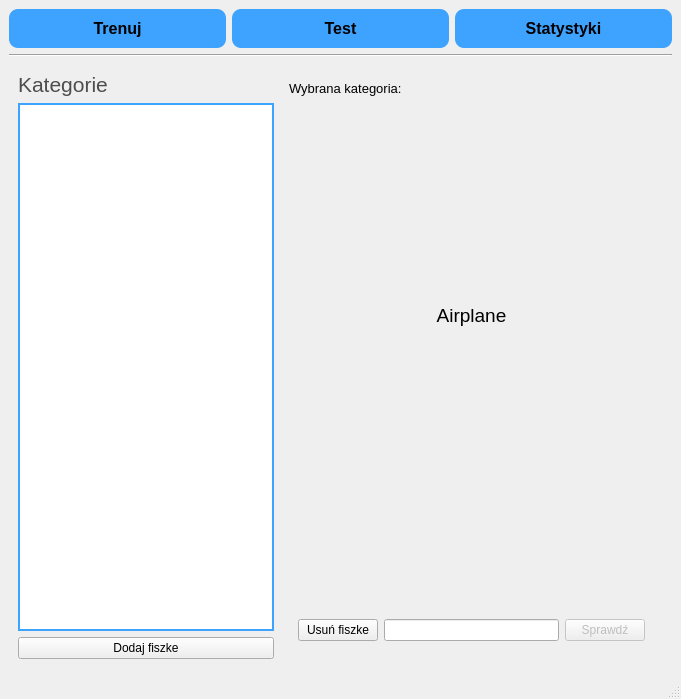
Old version of the form flashcards.ui in the repository xDepcio/projekt-studia-flashcards.
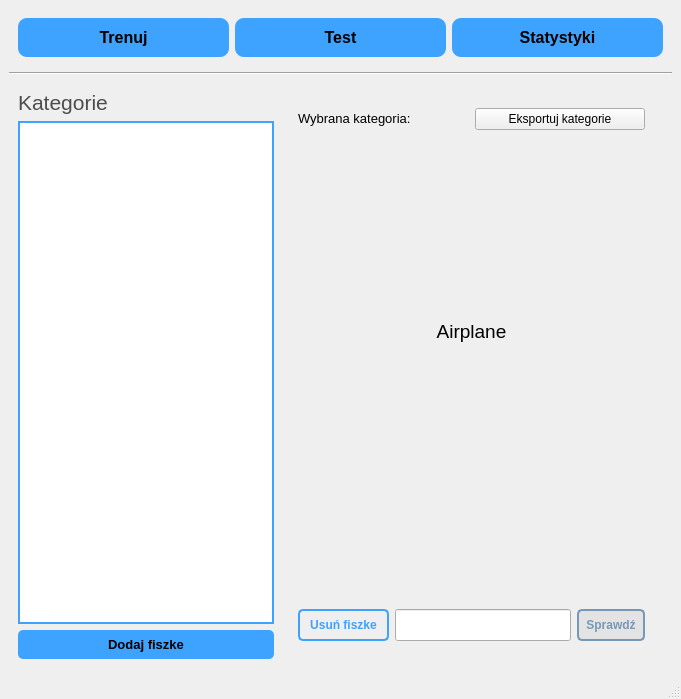
New version of the form. The open tabs and pages were chosen to show the change. Icons and pictures are not drawn.

```diff
--- a/flashcards.ui
+++ b/flashcards.ui
@@ -23,6 +23,26 @@
       <item>
        <layout class="QHBoxLayout" name="horizontalLayout">
         <item>
+         <widget class="QWidget" name="widget_15" native="true">
+          <property name="styleSheet">
+           <string notr="true">QPushButton {
+	background-color: rgb(62, 162, 255);
+	border: none;
+	color: &quot;white&quot;;
+	padding-bottom: 10px;
+	padding-top: 10px;
+	border-radius: 9;
+	font-weight: 500;
+	font-size: 16px;
+	transition-duration: 1s;
+}
+
+QPushButton:hover {
+	background-color: rgb(42, 142, 255);
+}</string>
+          </property>
+          <layout class="QHBoxLayout" name="horizontalLayout_17">
+           <item>
          <widget class="QPushButton" name="trainButton">
           <property name="font">
            <font>
@@ -35,14 +55,7 @@
            <cursorShape>PointingHandCursor</cursorShape>
           </property>
           <property name="styleSheet">
-           <string notr="true">background-color: rgb(62, 162, 255);
-border: none;
-color: &quot;white&quot;;
-padding-bottom: 10px;
-padding-top: 10px;
-border-radius: 9;
-font-weight: 500;
-font-size: 16px;</string>
+              <string notr="true"/>
           </property>
           <property name="text">
            <string>Trenuj</string>
@@ -55,14 +68,7 @@
            <cursorShape>PointingHandCursor</cursorShape>
           </property>
           <property name="styleSheet">
-           <string notr="true">background-color: rgb(62, 162, 255);
-border: none;
-color: &quot;white&quot;;
-padding-bottom: 10px;
-padding-top: 10px;
-border-radius: 9;
-font-weight: 500;
-font-size: 16px;</string>
+              <string notr="true"/>
           </property>
           <property name="text">
            <string>Test</string>
@@ -75,14 +81,7 @@
            <cursorShape>PointingHandCursor</cursorShape>
           </property>
           <property name="styleSheet">
-           <string notr="true">background-color: rgb(62, 162, 255);
-border: none;
-color: &quot;white&quot;;
-padding-bottom: 10px;
-padding-top: 10px;
-border-radius: 9;
-font-weight: 500;
-font-size: 16px</string>
+              <string notr="true"/>
           </property>
           <property name="text">
            <string>Statystyki</string>
@@ -90,6 +89,9 @@
          </widget>
         </item>
        </layout>
+         </widget>
+        </item>
+       </layout>
       </item>
       <item>
        <widget class="Line" name="line_2">
@@ -163,13 +165,67 @@
              </widget>
             </item>
             <item>
+             <widget class="QWidget" name="widget_16" native="true">
+              <property name="minimumSize">
+               <size>
+                <width>0</width>
+                <height>0</height>
+               </size>
+              </property>
+              <property name="font">
+               <font>
+                <pointsize>8</pointsize>
+               </font>
+              </property>
+              <property name="styleSheet">
+               <string notr="true">QPushButton {
+	background-color: rgb(62, 162, 255);
+	border: none;
+	color: &quot;white&quot;;
+	padding-bottom: 7px;
+	padding-top: 7px;
+	border-radius: 5;
+	font-weight: 500;
+	font-size: 13px;
+}
+
+QPushButton:hover {
+	background-color: rgb(42, 142, 255);
+}</string>
+              </property>
+              <layout class="QHBoxLayout" name="horizontalLayout_18">
+               <property name="spacing">
+                <number>0</number>
+               </property>
+               <property name="leftMargin">
+                <number>0</number>
+               </property>
+               <property name="topMargin">
+                <number>0</number>
+               </property>
+               <property name="rightMargin">
+                <number>0</number>
+               </property>
+               <property name="bottomMargin">
+                <number>0</number>
+               </property>
+               <item>
              <widget class="QPushButton" name="btnAddCard">
+                 <property name="cursor">
+                  <cursorShape>PointingHandCursor</cursorShape>
+                 </property>
+                 <property name="styleSheet">
+                  <string notr="true"/>
+                 </property>
               <property name="text">
                <string>Dodaj fiszke</string>
               </property>
              </widget>
             </item>
            </layout>
+             </widget>
+            </item>
+           </layout>
           </item>
           <item>
            <widget class="QWidget" name="widget" native="true">
@@ -178,6 +234,18 @@
             </property>
             <layout class="QVBoxLayout" name="verticalLayout_3">
              <item>
+              <widget class="QWidget" name="widgetCatExportLabel" native="true">
+               <property name="sizePolicy">
+                <sizepolicy hsizetype="Preferred" vsizetype="Maximum">
+                 <horstretch>0</horstretch>
+                 <verstretch>0</verstretch>
+                </sizepolicy>
+               </property>
+               <property name="styleSheet">
+                <string notr="true"/>
+               </property>
+               <layout class="QHBoxLayout" name="horizontalLayout_16">
+                <item>
               <widget class="QLabel" name="choosenCategoryHeader">
                <property name="sizePolicy">
                 <sizepolicy hsizetype="Preferred" vsizetype="Maximum">
@@ -196,6 +264,16 @@
               </widget>
              </item>
              <item>
+                 <widget class="QPushButton" name="btnExport">
+                  <property name="text">
+                   <string>Eksportuj kategorie</string>
+                  </property>
+                 </widget>
+                </item>
+               </layout>
+              </widget>
+             </item>
+             <item>
               <widget class="QLabel" name="cardName">
                <property name="font">
                 <font>
@@ -260,22 +338,140 @@
                  <height>0</height>
                 </size>
                </property>
+               <property name="cursor">
+                <cursorShape>PointingHandCursor</cursorShape>
+               </property>
+               <property name="styleSheet">
+                <string notr="true"/>
+               </property>
                <layout class="QHBoxLayout" name="horizontalLayout_3">
                 <item>
+                 <widget class="QWidget" name="widget_17" native="true">
+                  <property name="minimumSize">
+                   <size>
+                    <width>0</width>
+                    <height>0</height>
+                   </size>
+                  </property>
+                  <property name="styleSheet">
+                   <string notr="true">QPushButton {
+color: rgb(62, 162, 255);
+border-radius: 5px;
+background-color: 'white';
+border: 2px solid rgb(62, 162, 255);
+padding: 7px;
+padding-left: 10px;
+padding-right: 10px;
+font-weight: 500;
+}
+
+QPushButton:hover {
+color: rgb(203, 46, 46);
+border-color: rgb(203, 46, 46);
+}</string>
+                  </property>
+                  <layout class="QHBoxLayout" name="horizontalLayout_19">
+                   <property name="spacing">
+                    <number>0</number>
+                   </property>
+                   <property name="leftMargin">
+                    <number>0</number>
+                   </property>
+                   <property name="topMargin">
+                    <number>0</number>
+                   </property>
+                   <property name="rightMargin">
+                    <number>0</number>
+                   </property>
+                   <property name="bottomMargin">
+                    <number>0</number>
+                   </property>
+                   <item>
                  <widget class="QPushButton" name="btnDelCard">
+                     <property name="styleSheet">
+                      <string notr="true"/>
+                     </property>
                   <property name="text">
                    <string>Usuń fiszke</string>
                   </property>
                  </widget>
                 </item>
+                  </layout>
+                 </widget>
+                </item>
                 <item>
-                 <widget class="QLineEdit" name="answerInput"/>
+                 <widget class="QLineEdit" name="answerInput">
+                  <property name="sizePolicy">
+                   <sizepolicy hsizetype="Expanding" vsizetype="Minimum">
+                    <horstretch>0</horstretch>
+                    <verstretch>0</verstretch>
+                   </sizepolicy>
+                  </property>
+                  <property name="font">
+                   <font>
+                    <pointsize>11</pointsize>
+                   </font>
+                  </property>
+                 </widget>
                 </item>
+                <item>
+                 <widget class="QWidget" name="widget_18" native="true">
+                  <property name="minimumSize">
+                   <size>
+                    <width>0</width>
+                    <height>0</height>
+                   </size>
+                  </property>
+                  <property name="styleSheet">
+                   <string notr="true">QPushButton:enabled {
+color: rgb(62, 162, 255);
+border-radius: 5px;
+background-color: 'white';
+border: 2px solid rgb(62, 162, 255);
+padding: 7px;
+font-weight: 500;
+}
+
+QPushButton:disabled {
+color: rgb(62, 162, 255);
+border-radius: 5px;
+padding: 7px;
+font-weight: 500;
+border: 2px solid rgb(118, 152, 184);
+color: rgb(118, 152, 184);
+background-color: rgb(227, 227, 227);
+}
+
+QPushButton:hover {
+	background-color: rgb(42, 142, 255);
+	color: white;
+	border-color: rgb(42, 142, 255);
+}</string>
+                  </property>
+                  <layout class="QHBoxLayout" name="horizontalLayout_20">
+                   <property name="spacing">
+                    <number>0</number>
+                   </property>
+                   <property name="leftMargin">
+                    <number>0</number>
+                   </property>
+                   <property name="topMargin">
+                    <number>0</number>
+                   </property>
+                   <property name="rightMargin">
+                    <number>0</number>
+                   </property>
+                   <property name="bottomMargin">
+                    <number>0</number>
+                   </property>
                 <item>
                  <widget class="QPushButton" name="flashcardButton">
                   <property name="enabled">
                    <bool>false</bool>
                   </property>
+                     <property name="cursor">
+                      <cursorShape>PointingHandCursor</cursorShape>
+                     </property>
                   <property name="text">
                    <string>Sprawdź</string>
                   </property>
@@ -289,6 +485,9 @@
           </item>
          </layout>
         </widget>
+          </item>
+         </layout>
+        </widget>
         <widget class="QWidget" name="page_2">
          <layout class="QVBoxLayout" name="verticalLayout_6">
           <item>
@@ -636,7 +835,7 @@
              <bool>false</bool>
             </property>
             <property name="currentIndex">
-             <number>0</number>
+             <number>2</number>
             </property>
             <widget class="QWidget" name="page_4">
              <layout class="QVBoxLayout" name="verticalLayout_5">
```
Lines whose indentation alone changed are shown as unchanged.
